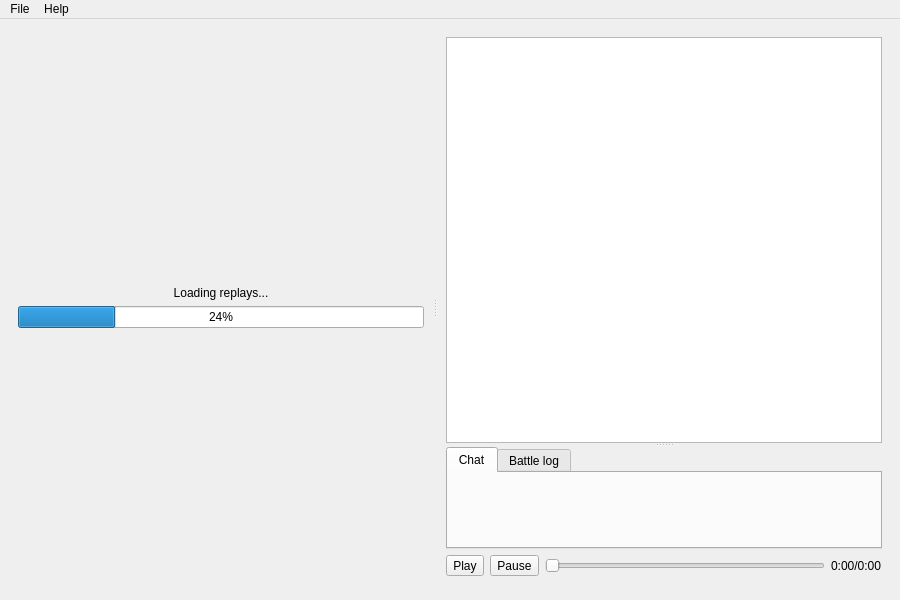
Old version of the form src/ui/mainwindow.ui in the repository Sgambe33/WT-Plotter.
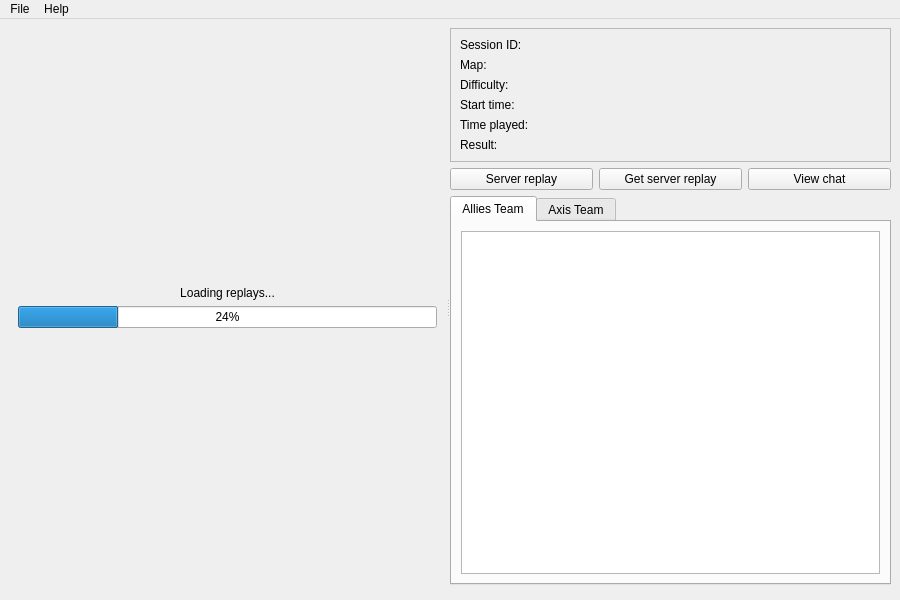
New version of the form. The open tabs and pages were chosen to show the change. Icons and pictures are not drawn. Custom widgets are drawn as their Qt base class.

Commit message: Removed replay live-playback

Patch:
```diff
--- a/src/ui/mainwindow.ui
+++ b/src/ui/mainwindow.ui
@@ -139,11 +139,7 @@
         </layout>
        </widget>
       </widget>
-      <widget class="QStackedWidget" name="stackedWidget_2">
-       <property name="currentIndex">
-        <number>0</number>
-       </property>
-       <widget class="QWidget" name="page">
+      <widget class="QWidget" name="page">
         <layout class="QVBoxLayout" name="verticalLayout_2">
          <item>
           <widget class="QFrame" name="frame">
@@ -231,7 +227,7 @@
            <item>
             <widget class="QPushButton" name="playLocalReplayButton">
              <property name="text">
-              <string>Play local</string>
+              <string>Get server replay</string>
              </property>
              <property name="icon">
               <iconset theme="QIcon::ThemeIcon::MediaPlaybackStart"/>
@@ -241,7 +237,7 @@
            <item>
             <widget class="QPushButton" name="playServerReplayButton">
              <property name="text">
-              <string>Play server</string>
+               <string>View chat</string>
              </property>
              <property name="icon">
               <iconset theme="QIcon::ThemeIcon::MediaPlaybackStart"/>
@@ -278,67 +274,6 @@
           </widget>
          </item>
         </layout>
-       </widget>
-       <widget class="QWidget" name="page_2">
-        <layout class="QVBoxLayout" name="verticalLayout_5">
-         <item>
-          <widget class="QSplitter" name="splitter_2">
-           <property name="orientation">
-            <enum>Qt::Orientation::Vertical</enum>
-           </property>
-           <widget class="SceneImageViewer" name="mappa"/>
-           <widget class="QTabWidget" name="tabWidget_2">
-            <property name="currentIndex">
-             <number>0</number>
-            </property>
-            <widget class="QWidget" name="tab_3">
-             <attribute name="title">
-              <string>Chat</string>
-             </attribute>
-             <layout class="QHBoxLayout" name="horizontalLayout_5"/>
-            </widget>
-            <widget class="QWidget" name="tab_4">
-             <attribute name="title">
-              <string>Battle log</string>
-             </attribute>
-            </widget>
-           </widget>
-          </widget>
-         </item>
-         <item>
-         <layout class="QHBoxLayout" name="horizontalLayout_4">
-           <item>
-            <widget class="QToolButton" name="toolButton">
-             <property name="text">
-              <string>Play</string>
-             </property>
-            </widget>
-           </item>
-           <item>
-            <widget class="QToolButton" name="toolButton_2">
-             <property name="text">
-              <string>Pause</string>
-             </property>
-            </widget>
-           </item>
-           <item>
-            <widget class="QSlider" name="horizontalSlider">
-             <property name="orientation">
-              <enum>Qt::Orientation::Horizontal</enum>
-             </property>
-            </widget>
-           </item>
-           <item>
-            <widget class="QLabel" name="label_2">
-             <property name="text">
-              <string>0:00/0:00</string>
-             </property>
-            </widget>
-           </item>
-          </layout>
-         </item>
-        </layout>
-       </widget>
       </widget>
      </widget>
     </item>
```
Left out of the diff: 10 changed lines with no effect on the pictures.
